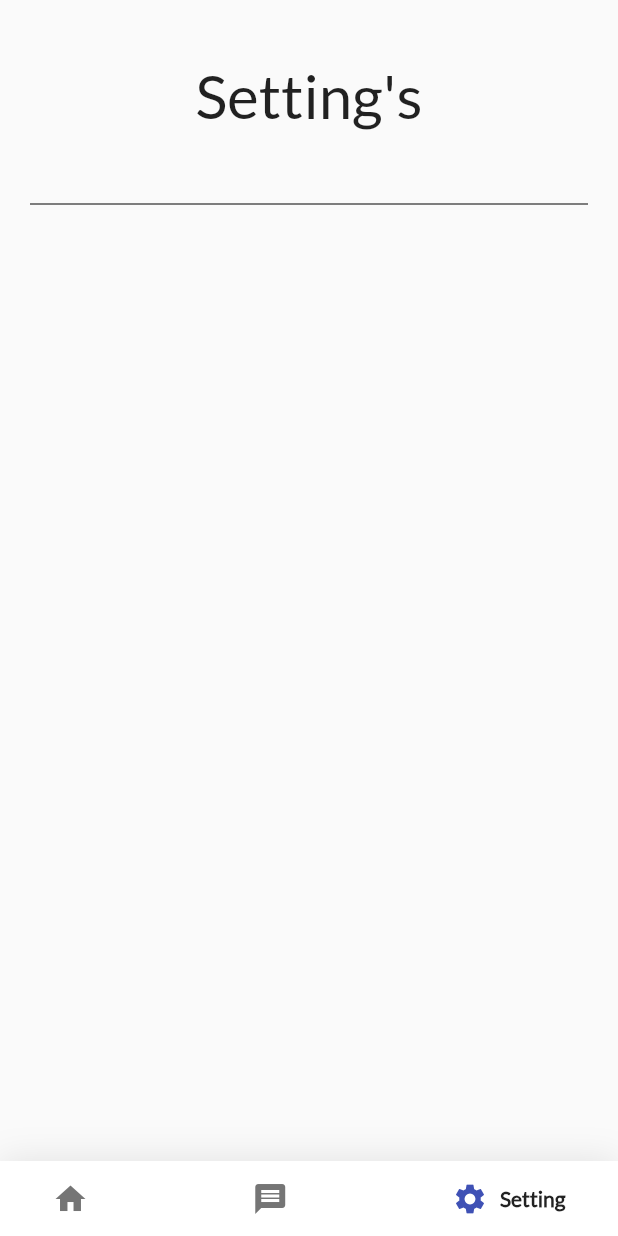
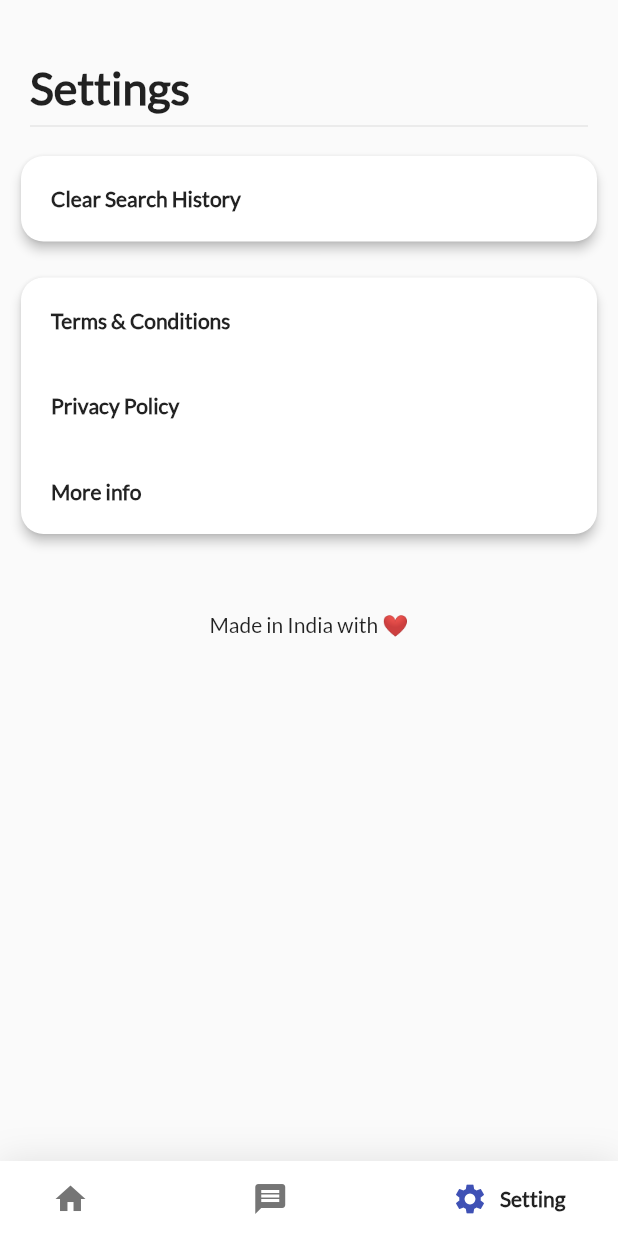
Before and after one commit to plug-in-pow/Qpic, a Flutter app: the Home screen opened directly, item 3 of the bottom bar chosen, on a phone screen of 412 x 824 dp. Run offline on Flutter 3.47's test engine with Material 2 defaults, Android fonts, the phone set to English and light mode, and no system bars; drawn by our look-alikes of google_nav_bar; our stand-ins replace flutter_markdown, image_picker, package_info, permission_handler, shared_preferences; missing offline and left inert: tflite; accounts and stored records are empty; network calls fail; project files that could hold a hidden picture were left out.

Commit message:
Completed the app

```diff
--- a/lib/components/caption_search/caption_page.dart
+++ b/lib/components/caption_search/caption_page.dart
@@ -156,8 +156,10 @@ class _CaptionPageState extends State<CaptionPage> {
                                 "  ~" +
                                 data[index]["author"]))
                         .then((value) {
-                      Scaffold.of(context).showSnackBar(
-                          SnackBar(content: Text("Copied to clipboard")));
+                      Scaffold.of(context).showSnackBar(SnackBar(
+                        content: Text("Copied to clipboard"),
+                        duration: Duration(seconds: 2),
+                      ));
                     });
                   },
                 ),
--- a/lib/components/setting_page/setting_page.dart
+++ b/lib/components/setting_page/setting_page.dart
@@ -1,4 +1,7 @@
 import 'package:flutter/material.dart';
+import 'package:shared_preferences/shared_preferences.dart';
+import 'package:smart_ai_captioner/components/dialogs/about_dialog.dart';
+import 'package:smart_ai_captioner/components/dialogs/policy_dialog.dart';
 
 class SettingPage extends StatefulWidget {
   @override
@@ -13,20 +16,135 @@ class _SettingPageState extends State<SettingPage> {
         SizedBox(
           height: 40,
         ),
-        Text(
-          "Setting's",
-          textAlign: TextAlign.center,
-          style: TextStyle(fontSize: 40),
+        Padding(
+          padding: const EdgeInsets.only(left: 20),
+          child: Text(
+            "Settings",
+            style: TextStyle(fontSize: 30, fontWeight: FontWeight.w700),
+          ),
         ),
+        Divider(
+          indent: 20.0,
+          endIndent: 20.0,
+        ),
+        ListSettings1(),
+        ListSettings2(),
         SizedBox(
           height: 40,
         ),
-        Divider(
-          color: Colors.black,
-          indent: 20.0,
-          endIndent: 20.0,
-        ),
+        Center(
+          child: Text("Made in India with ❤️"),
+        )
       ],
     );
   }
 }
+
+class ListSettings1 extends StatelessWidget {
+  const ListSettings1({
+    Key key,
+  }) : super(key: key);
+
+  Widget settingOption(String text, Function onPressed) {
+    return Padding(
+      padding: const EdgeInsets.symmetric(horizontal: 20.0, vertical: 20.0),
+      child: GestureDetector(
+        onTap: onPressed,
+        child: Text(
+          "$text",
+          style: TextStyle(fontWeight: FontWeight.w700),
+        ),
+      ),
+    );
+  }
+
+  @override
+  Widget build(BuildContext context) {
+    return Padding(
+      padding: const EdgeInsets.symmetric(horizontal: 10, vertical: 8),
+      child: Card(
+        elevation: 3,
+        shape: RoundedRectangleBorder(
+          borderRadius: BorderRadius.circular(15.0),
+        ),
+        child: Column(
+          mainAxisAlignment: MainAxisAlignment.start,
+          crossAxisAlignment: CrossAxisAlignment.start,
+          children: <Widget>[
+            settingOption("Clear Search History", () async {
+              SharedPreferences prefs = await SharedPreferences.getInstance();
+              await prefs.setStringList('recentSearch', []);
+              Scaffold.of(context).showSnackBar(SnackBar(
+                content: Text("History Deleted Successfully"),
+                duration: Duration(seconds: 2),
+              ));
+            }),
+          ],
+        ),
+      ),
+    );
+  }
+}
+
+class ListSettings2 extends StatelessWidget {
+  const ListSettings2({
+    Key key,
+  }) : super(key: key);
+
+  Widget settingOption(String text, Function onPressed) {
+    return Padding(
+      padding: const EdgeInsets.symmetric(horizontal: 20.0, vertical: 20.0),
+      child: GestureDetector(
+        onTap: onPressed,
+        child: Text(
+          "$text",
+          style: TextStyle(fontWeight: FontWeight.w700),
+        ),
+      ),
+    );
+  }
+
+  @override
+  Widget build(BuildContext context) {
+    return Padding(
+      padding: const EdgeInsets.symmetric(horizontal: 10, vertical: 8),
+      child: Card(
+        elevation: 3,
+        shape: RoundedRectangleBorder(
+          borderRadius: BorderRadius.circular(15.0),
+        ),
+        child: Column(
+          mainAxisAlignment: MainAxisAlignment.start,
+          crossAxisAlignment: CrossAxisAlignment.start,
+          children: <Widget>[
+            settingOption("Terms & Conditions", () {
+              showDialog(
+                  context: context,
+                  builder: (context) {
+                    return PolicyDialog(
+                      mdFileName: 'terms_and_condition.md',
+                    );
+                  });
+            }),
+            settingOption("Privacy Policy", () {
+              showDialog(
+                  context: context,
+                  builder: (context) {
+                    return PolicyDialog(
+                      mdFileName: 'privacy_policy.md',
+                    );
+                  });
+            }),
+            settingOption("More info", () {
+              showDialog(
+                  context: context,
+                  builder: (BuildContext context) {
+                    return AboutDilogePage();
+                  });
+            })
+          ],
+        ),
+      ),
+    );
+  }
+}
--- a/pubspec.yaml
+++ b/pubspec.yaml
@@ -38,6 +38,8 @@ dependencies:
   tflite: ^1.0.6
   flappy_search_bar: ^1.7.2
   http: ^0.12.1
+  flutter_markdown: ^0.4.2
+  package_info: ^0.4.1
 
 dev_dependencies:
   flutter_test:
@@ -58,6 +60,7 @@ flutter:
   assets:
     - assets/
     - assets/icons/
+    - assets/policy/
     - assets/tflite/yolov2_tiny.tflite
     - assets/tflite/yolov2_tiny_labels.txt
     - assets/tflite/mobilenet_v1_1.0_224.tflite
```
Also changed, not shown: lib/components/caption_search/caption_home_page.dart (+15 -8 lines), lib/components/dialogs/about_dialog.dart (added, +52 -0 lines), lib/components/dialogs/policy_dialog.dart (added, +69 -0 lines), lib/components/caption_search/search_page.dart (deleted), pubspec.lock, 2 other files.
